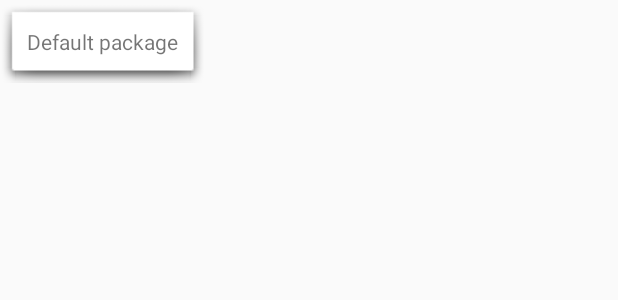
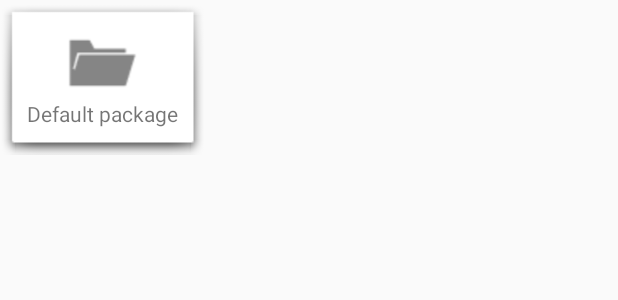
Before and after one commit to VladimirKorzh/Genreparrot, an Android app: the layout grid_single_package_layout.xml on its own in the app's theme, with its tools: preview values and no code run, on a phone screen of 412 x 824 dp. Shown: the top 300 px of the screen. Run offline under Robolectric (Android 15) with nearby library versions, the phone set to English and light mode, and no system bars.

Commit message:
started work on grid adapter

```diff
--- a/app/src/main/res/layout/grid_single_package_layout.xml
+++ b/app/src/main/res/layout/grid_single_package_layout.xml
@@ -24,7 +24,8 @@
                 android:layout_width="fill_parent"
                 android:layout_height="wrap_content"
                 android:id="@+id/imgHeader"
-                android:layout_gravity="center" />
+                android:layout_gravity="center"
+                android:src="@drawable/ic_collection_dark" />
 
             <TextView
                 android:layout_width="fill_parent"
```
Also changed, not shown: app/src/main/java/com/genreparrot/adapters/StoreGridAdapter.java (+17 -3 lines), app/src/main/java/com/genreparrot/app/MainActivity.java (+25 -0 lines), 2 other files.
